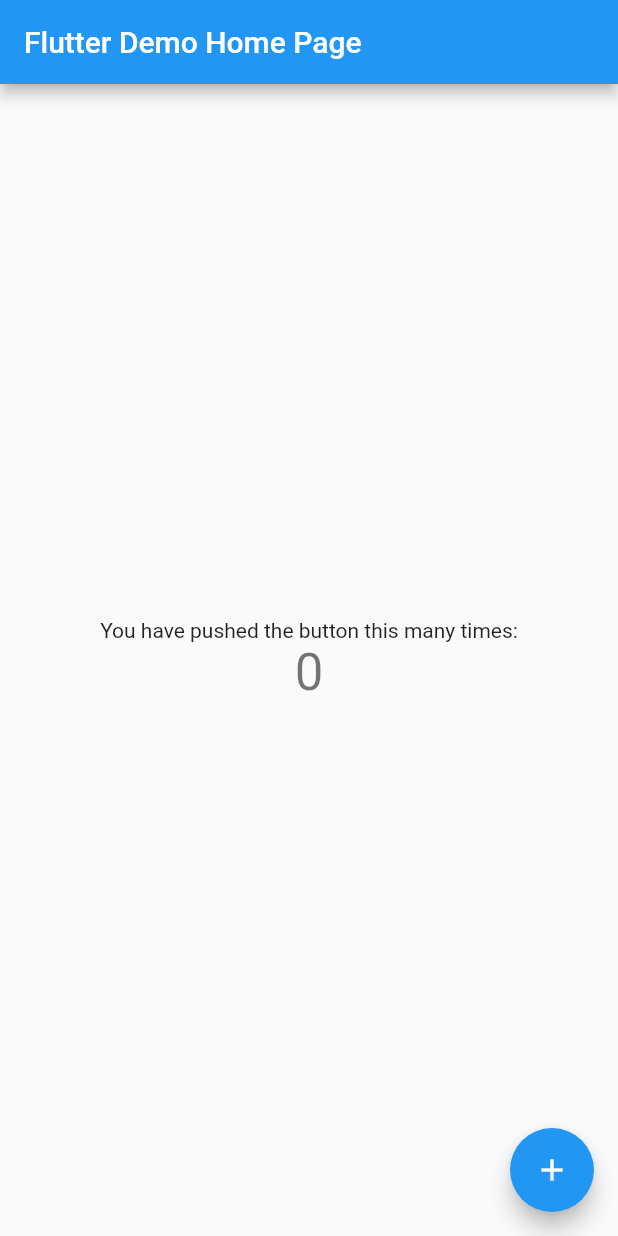
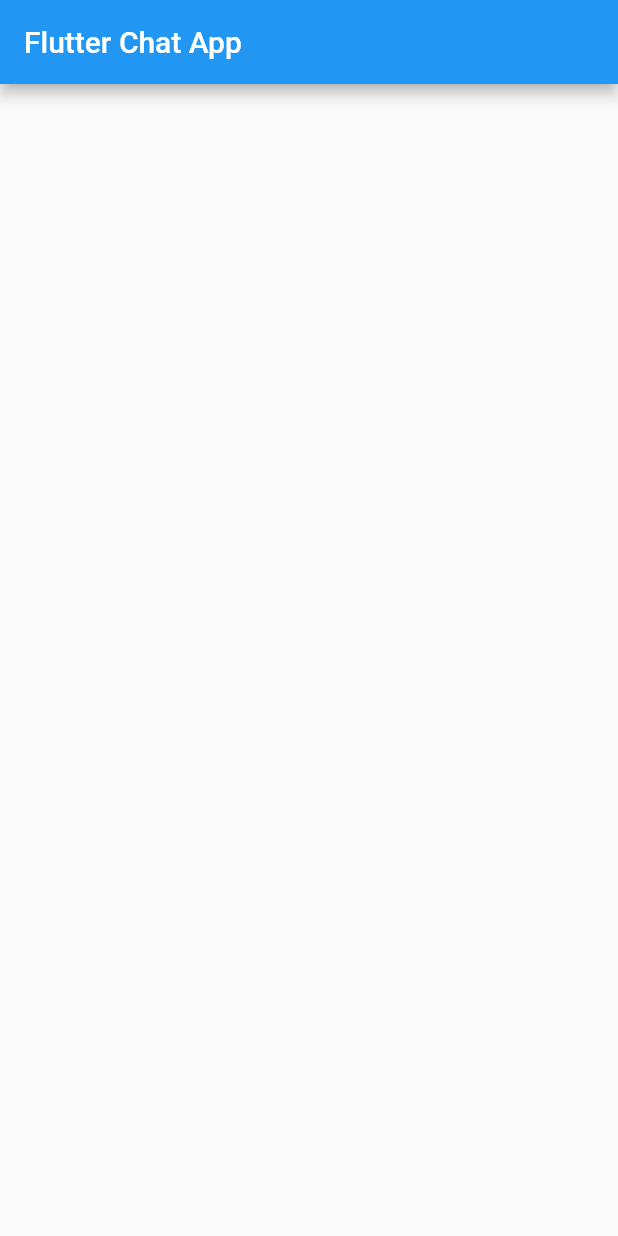
Before and after one commit to rohan20/flutter-chat-app, a Flutter app: the screen it shows after launch, on a phone screen of 412 x 824 dp. Run offline on Flutter 3.47's test engine with Material 2 defaults, Android fonts, the phone set to English and light mode, and no system bars.

Commit message:
created new home screen

```diff
--- a/lib/main.dart
+++ b/lib/main.dart
@@ -1,109 +1,14 @@
 import 'package:flutter/material.dart';
 
-void main() => runApp(new MyApp());
-
-class MyApp extends StatelessWidget {
-  // This widget is the root of your application.
-  @override
-  Widget build(BuildContext context) {
-    return new MaterialApp(
-      title: 'Flutter Demo',
-      theme: new ThemeData(
-        // This is the theme of your application.
-        //
-        // Try running your application with "flutter run". You'll see the
-        // application has a blue toolbar. Then, without quitting the app, try
-        // changing the primarySwatch below to Colors.green and then invoke
-        // "hot reload" (press "r" in the console where you ran "flutter run",
-        // or press Run > Flutter Hot Reload in IntelliJ). Notice that the
-        // counter didn't reset back to zero; the application is not restarted.
-        primarySwatch: Colors.blue,
-      ),
-      home: new MyHomePage(title: 'Flutter Demo Home Page'),
-    );
-  }
-}
-
-class MyHomePage extends StatefulWidget {
-  MyHomePage({Key key, this.title}) : super(key: key);
-
-  // This widget is the home page of your application. It is stateful, meaning
-  // that it has a State object (defined below) that contains fields that affect
-  // how it looks.
-
-  // This class is the configuration for the state. It holds the values (in this
-  // case the title) provided by the parent (in this case the App widget) and
-  // used by the build method of the State. Fields in a Widget subclass are
-  // always marked "final".
-
-  final String title;
-
-  @override
-  _MyHomePageState createState() => new _MyHomePageState();
-}
-
-class _MyHomePageState extends State<MyHomePage> {
-  int _counter = 0;
-
-  void _incrementCounter() {
-    setState(() {
-      // This call to setState tells the Flutter framework that something has
-      // changed in this State, which causes it to rerun the build method below
-      // so that the display can reflect the updated values. If we changed
-      // _counter without calling setState(), then the build method would not be
-      // called again, and so nothing would appear to happen.
-      _counter++;
-    });
-  }
-
-  @override
-  Widget build(BuildContext context) {
-    // This method is rerun every time setState is called, for instance as done
-    // by the _incrementCounter method above.
-    //
-    // The Flutter framework has been optimized to make rerunning build methods
-    // fast, so that you can just rebuild anything that needs updating rather
-    // than having to individually change instances of widgets.
-    return new Scaffold(
-      appBar: new AppBar(
-        // Here we take the value from the MyHomePage object that was created by
-        // the App.build method, and use it to set our appbar title.
-        title: new Text(widget.title),
-      ),
-      body: new Center(
-        // Center is a layout widget. It takes a single child and positions it
-        // in the middle of the parent.
-        child: new Column(
-          // Column is also layout widget. It takes a list of children and
-          // arranges them vertically. By default, it sizes itself to fit its
-          // children horizontally, and tries to be as tall as its parent.
-          //
-          // Invoke "debug paint" (press "p" in the console where you ran
-          // "flutter run", or select "Toggle Debug Paint" from the Flutter tool
-          // window in IntelliJ) to see the wireframe for each widget.
-          //
-          // Column has various properties to control how it sizes itself and
-          // how it positions its children. Here we use mainAxisAlignment to
-          // center the children vertically; the main axis here is the vertical
-          // axis because Columns are vertical (the cross axis would be
-          // horizontal).
-          mainAxisAlignment: MainAxisAlignment.center,
-          children: <Widget>[
-            new Text(
-              'You have pushed the button this many times:',
-            ),
-            new Text(
-              '$_counter',
-              style: Theme.of(context).textTheme.display1,
-            ),
-          ],
+void main() {
+  runApp(
+    new MaterialApp(
+      title: "Flutter Chat App",
+      home: new Scaffold(
+        appBar: new AppBar(
+          title: new Text("Flutter Chat App"),
         ),
       ),
-      floatingActionButton: new FloatingActionButton(
-        onPressed: _incrementCounter,
-        tooltip: 'Increment',
-        child: new Icon(Icons.add),
-      ), // This trailing comma makes auto-formatting nicer for build methods.
-    );
-  }
+    )
+  );
 }
```
Also changed, not shown: 2 other files.
